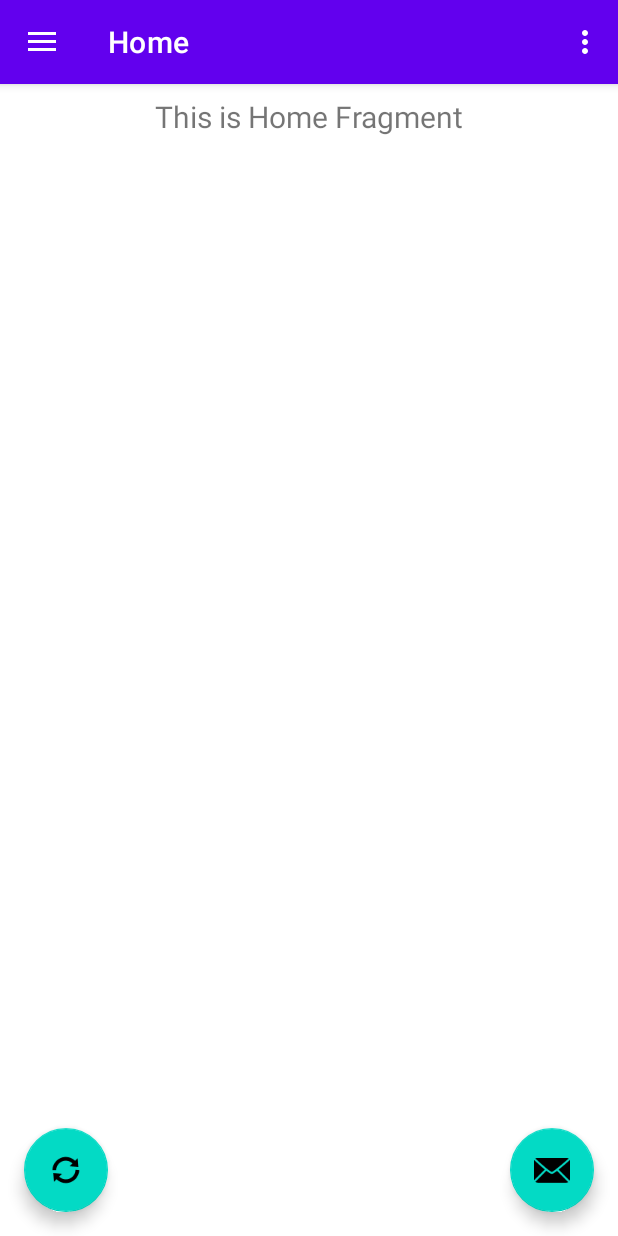
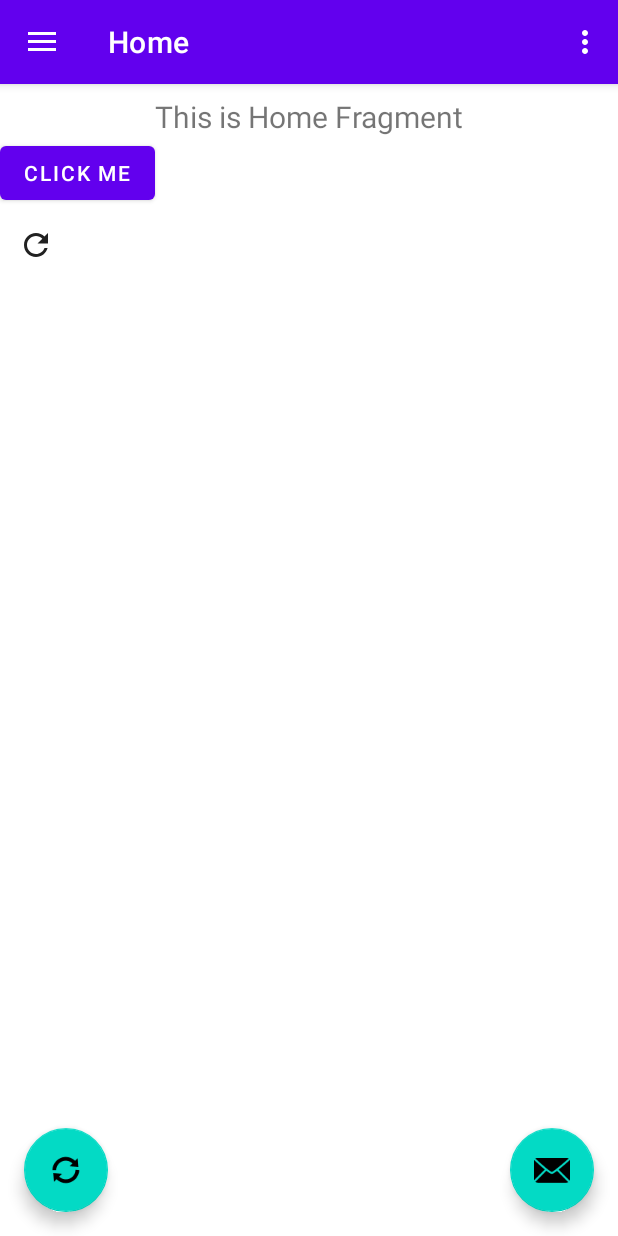
Before and after one commit to maniotrix/CricFantasy, an Android app built with Jetpack Compose: the screen it shows after launch (MainActivity), on a phone screen of 412 x 824 dp. Run offline under Robolectric (Android 15) with nearby library versions, the phone set to English and light mode, and no system bars; our stand-ins replace livedata-compose, navigation-ui.

Commit message:
livedata working with compose button

```diff
--- a/app/src/main/java/com/example/cricfantasy/MainActivity.kt
+++ b/app/src/main/java/com/example/cricfantasy/MainActivity.kt
@@ -1,6 +1,7 @@
 package com.example.cricfantasy
 
 import android.os.Bundle
+import android.util.Log
 import android.view.Menu
 import androidx.appcompat.app.AppCompatActivity
 import androidx.drawerlayout.widget.DrawerLayout
@@ -60,6 +61,7 @@ class MainActivity : AppCompatActivity() {
         if(currentFragment is SlideshowFragment){
             currentFragment.getViewModel().updateData("SlideShow$randomNumber");
         }
+        Log.i("INFO: ","clicked fab");
     }
 
 
--- a/app/src/main/java/com/example/cricfantasy/ui/home/HomeFragment.kt
+++ b/app/src/main/java/com/example/cricfantasy/ui/home/HomeFragment.kt
@@ -1,27 +1,36 @@
 package com.example.cricfantasy.ui.home
 
 import android.os.Bundle
+import android.util.Log
 import android.view.LayoutInflater
 import android.view.View
 import android.view.ViewGroup
 import android.widget.TextView
+import androidx.compose.foundation.layout.Column
 import androidx.compose.foundation.lazy.LazyColumn
 import androidx.compose.foundation.lazy.items
-import androidx.compose.material.MaterialTheme
-import androidx.compose.material.Text
-import androidx.compose.runtime.Composable
+import androidx.compose.material.*
+import androidx.compose.material.icons.Icons
+import androidx.compose.material.icons.outlined.Refresh
+import androidx.compose.runtime.*
+import androidx.compose.runtime.livedata.observeAsState
+import androidx.compose.ui.platform.ComposeView
 import androidx.compose.ui.platform.ViewCompositionStrategy
 import androidx.lifecycle.ViewModelProvider
 import com.example.cricfantasy.BaseFragment
 import com.example.cricfantasy.databinding.FragmentHomeBinding
 
+
 class HomeFragment : BaseFragment() {
 
     private var _binding: FragmentHomeBinding? = null
+    private val entrees: MutableList<ItemViewState> = mutableListOf<ItemViewState>()
 
     // This property is only valid between onCreateView and
     // onDestroyView.
     private val binding get() = _binding!!
+    private lateinit var  composeViewModel : MyViewModel
+
 
     override fun onCreateView(
         inflater: LayoutInflater,
@@ -31,6 +40,8 @@ class HomeFragment : BaseFragment() {
         fragmentViewModel =
             ViewModelProvider(this)[HomeViewModel::class.java]
 
+        composeViewModel = ViewModelProvider(this)[MyViewModel::class.java]
+
         _binding = FragmentHomeBinding.inflate(inflater, container, false)
         val root: View = binding.root
 
@@ -38,29 +49,29 @@ class HomeFragment : BaseFragment() {
         fragmentViewModel.text.observe(viewLifecycleOwner) {
             textView.text = it
         }
+        binding.button.setOnClickListener {
+            entrees.add(ItemViewState("Item added from click"))
+            //composeViewModel.fetchItems(entrees)
+            Log.i("INFO: ","clicked click me");
+        }
 
-        binding.composeView.apply {
-            // Dispose of the Composition when the view's LifecycleOwner
-            // is destroyed
-            setViewCompositionStrategy(ViewCompositionStrategy.DisposeOnViewTreeLifecycleDestroyed)
-//            setContent {
-//                // In Compose world
-//                MaterialTheme {
-//                    val entrees: MutableList<ItemViewState> = mutableListOf<ItemViewState>()
-//                    entrees.add(ItemViewState("item1"))
-//                    entrees.add(ItemViewState("item2"))
-//                    entrees.add(ItemViewState("item3"))
-//                    entrees.add(ItemViewState("item4"))
-//                    MessageList(messages = entrees)
-//                }
-//            }
-            setContent { // In here, we can call composables!
-                MaterialTheme {
-                    Greeting(name = "compose")
-                }
+
+
+        val composeView : ComposeView = binding.composeView
+        composeView.setViewCompositionStrategy(ViewCompositionStrategy.DisposeOnViewTreeLifecycleDestroyed)
+        composeView.setContent {
+            // In Compose world
+            MaterialTheme {
+                ItemsScreen(viewModel = composeViewModel, entries = entrees)
+
             }
         }
+
         return root
+    }
+
+    override fun getView(): View? {
+        return super.getView()
     }
 
     override fun onDestroyView() {
@@ -92,3 +103,30 @@ fun MessageList(messages: List<ItemViewState>) {
 fun MySimpleListItem(itemViewState: ItemViewState) {
     Text(text = itemViewState.text)
 }
+
+@Composable
+fun ItemsScreen(
+    viewModel: MyViewModel ,entries : MutableList<ItemViewState>
+) {
+    // State
+    val messages = viewModel.items.observeAsState()
+    var refreshCount by remember { mutableStateOf(1) }
+
+    // API call
+    LaunchedEffect(key1 = refreshCount) {
+        viewModel.fetchItems(entries)
+    }
+
+    // UI
+    Column() {
+        IconButton(onClick = {
+            refreshCount++
+        }) {
+            Icon(Icons.Outlined.Refresh, "Refresh")
+        }
+        if(messages.value != null){
+            MessageList(messages = messages.value!!)
+        }
+
+    }
+}
--- /dev/null
+++ b/app/src/main/java/com/example/cricfantasy/ui/home/MyViewModel.kt
@@ -0,0 +1,20 @@
+package com.example.cricfantasy.ui.home
+
+import androidx.compose.runtime.getValue
+import androidx.compose.runtime.mutableStateOf
+import androidx.compose.runtime.setValue
+import androidx.lifecycle.LiveData
+import androidx.lifecycle.MutableLiveData
+import androidx.lifecycle.ViewModel
+import androidx.lifecycle.viewModelScope
+import kotlinx.coroutines.launch
+
+open class MyViewModel: ViewModel() {
+    private val _items = MutableLiveData<List<ItemViewState>>()
+    val items:LiveData<List<ItemViewState>>
+        get() = _items
+
+    fun fetchItems(items : List<ItemViewState>){
+        viewModelScope.launch { _items.value = items }
+    }
+}
--- a/app/src/main/res/layout/fragment_home.xml
+++ b/app/src/main/res/layout/fragment_home.xml
@@ -3,6 +3,7 @@
     xmlns:tools="http://schemas.android.com/tools"
     android:layout_width="match_parent"
     android:layout_height="match_parent"
+    android:orientation="vertical"
     tools:context=".ui.home.HomeFragment">
 
     <TextView
@@ -16,8 +17,14 @@
         android:textSize="20sp"
         />
 
+    <Button
+        android:id="@+id/button"
+        android:layout_width="wrap_content"
+        android:layout_height="wrap_content"
+        android:text="click me"       />
+
     <androidx.compose.ui.platform.ComposeView
         android:id="@+id/compose_view"
         android:layout_width="match_parent"
-        android:layout_height="wrap_content" />
+        android:layout_height="match_parent" />
 </androidx.appcompat.widget.LinearLayoutCompat>
--- a/build.gradle
+++ b/build.gradle
@@ -3,4 +3,5 @@ plugins {
     id 'com.android.application' version '7.3.1' apply false
     id 'com.android.library' version '7.3.1' apply false
     id 'org.jetbrains.kotlin.android' version '1.7.10' apply false
+    id 'com.google.dagger.hilt.android' version '2.44' apply false
 }
```
Also changed, not shown: app/build.gradle (+11 -0 lines), app/src/main/res/navigation/nav_graph.xml (added, +28 -0 lines), app/src/main/res/values/strings.xml (+9 -0 lines).
